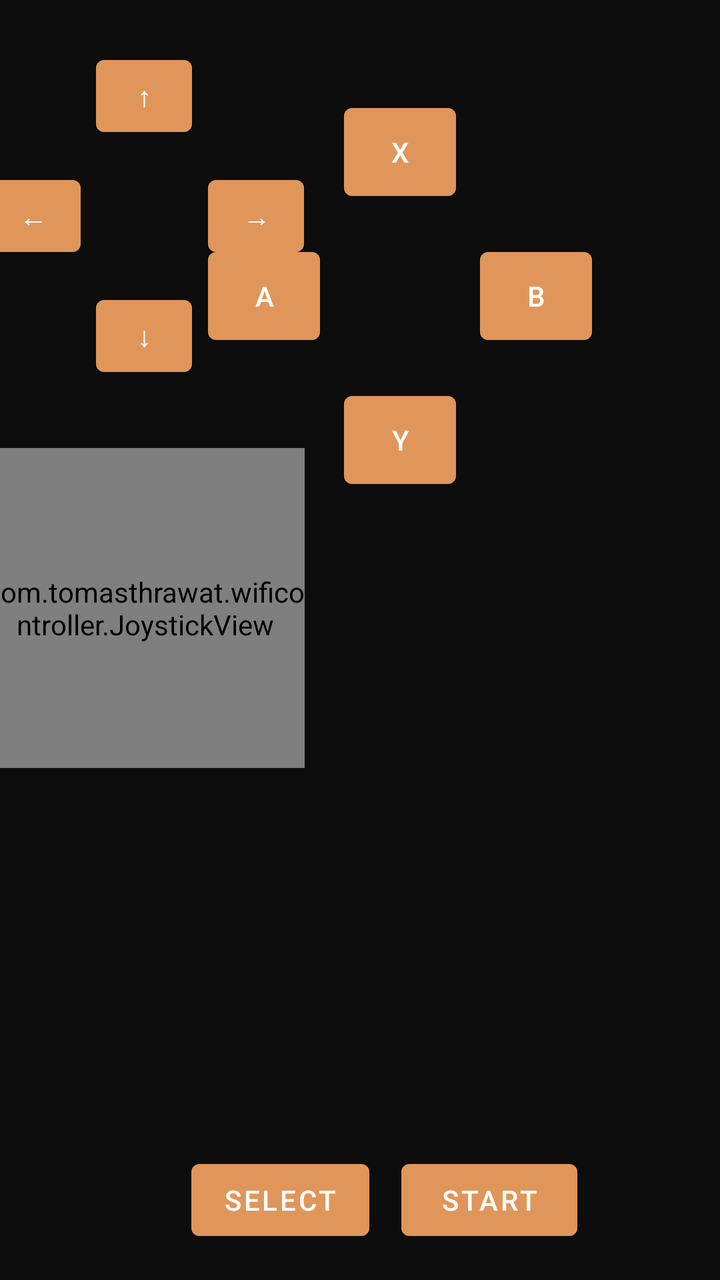
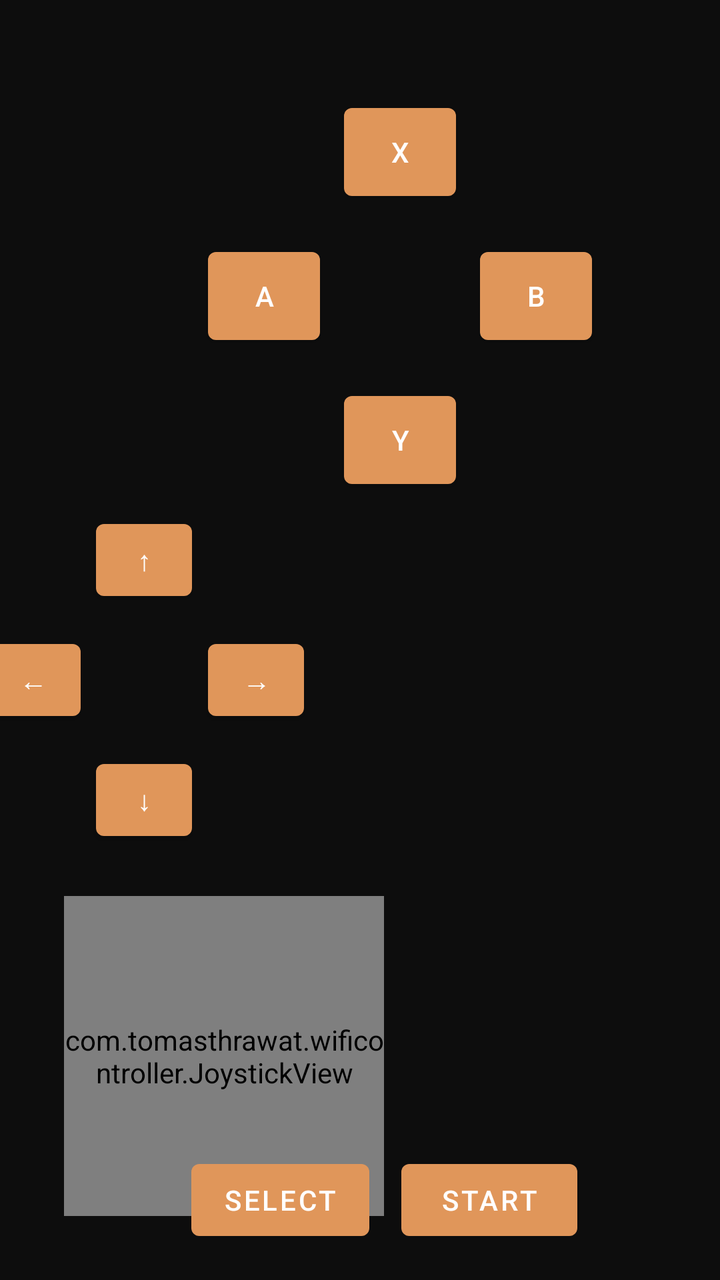

An Android layout rendered at two revisions. The XML below is the earlier revision; the diff shows what the commit changed to produce the second picture.
<!-- AndroidManifest.xml: application theme Theme.WifiController -->
<!-- res/layout/activity_controller.xml -->
<?xml version="1.0" encoding="utf-8"?>
<androidx.constraintlayout.widget.ConstraintLayout xmlns:android="http://schemas.android.com/apk/res/android"
    xmlns:app="http://schemas.android.com/apk/res-auto"
    android:layout_width="match_parent"
    android:layout_height="match_parent"
    android:layoutDirection="ltr"
    android:background="#0D0D0D">

    
    <Button
        android:id="@+id/btnUp"
        android:layout_width="48dp"
        android:layout_height="48dp"
        android:text="@string/dpad_up"
        app:layout_constraintLeft_toLeftOf="parent"
        app:layout_constraintTop_toTopOf="parent"
        android:layout_marginStart="48dp"
        android:layout_marginTop="24dp" />

    <Button
        android:id="@+id/btnDown"
        android:layout_width="48dp"
        android:layout_height="48dp"
        android:text="@string/dpad_down"
        app:layout_constraintLeft_toLeftOf="@id/btnUp"
        app:layout_constraintTop_toBottomOf="@id/btnUp"
        android:layout_marginTop="72dp" />

    <Button
        android:id="@+id/btnLeft"
        android:layout_width="48dp"
        android:layout_height="48dp"
        android:text="@string/dpad_left"
        app:layout_constraintRight_toLeftOf="@id/btnUp"
        app:layout_constraintTop_toTopOf="@id/btnUp"
        app:layout_constraintBottom_toBottomOf="@id/btnDown"
        android:layout_marginEnd="8dp" />

    <Button
        android:id="@+id/btnRight"
        android:layout_width="48dp"
        android:layout_height="48dp"
        android:text="@string/dpad_right"
        app:layout_constraintLeft_toRightOf="@id/btnUp"
        app:layout_constraintTop_toTopOf="@id/btnUp"
        app:layout_constraintBottom_toBottomOf="@id/btnDown"
        android:layout_marginStart="8dp" />

    
    <com.tomasthrawat.wificontroller.JoystickView
        android:id="@+id/joystick"
        android:layout_width="160dp"
        android:layout_height="160dp"
        app:layout_constraintLeft_toLeftOf="@id/btnLeft"
        app:layout_constraintTop_toBottomOf="@id/btnDown"
        android:layout_marginTop="32dp" />

    
    <Button
        android:id="@+id/btnB"
        android:layout_width="56dp"
        android:layout_height="56dp"
        android:text="B"
        app:layout_constraintRight_toRightOf="parent"
        app:layout_constraintTop_toTopOf="parent"
        android:layout_marginEnd="64dp"
        android:layout_marginTop="120dp" />

    <Button
        android:id="@+id/btnA"
        android:layout_width="56dp"
        android:layout_height="56dp"
        android:text="A"
        app:layout_constraintRight_toLeftOf="@id/btnB"
        app:layout_constraintTop_toTopOf="@id/btnB"
        app:layout_constraintBottom_toBottomOf="@id/btnB"
        android:layout_marginEnd="80dp" />

    <Button
        android:id="@+id/btnX"
        android:layout_width="56dp"
        android:layout_height="56dp"
        android:text="X"
        app:layout_constraintLeft_toLeftOf="@id/btnA"
        app:layout_constraintRight_toRightOf="@id/btnB"
        app:layout_constraintBottom_toTopOf="@id/btnA"
        android:layout_marginBottom="16dp" />

    <Button
        android:id="@+id/btnY"
        android:layout_width="56dp"
        android:layout_height="56dp"
        android:text="Y"
        app:layout_constraintLeft_toLeftOf="@id/btnA"
        app:layout_constraintRight_toRightOf="@id/btnB"
        app:layout_constraintTop_toBottomOf="@id/btnA"
        android:layout_marginTop="16dp" />

    
    <Button
        android:id="@+id/btnSelect"
        android:layout_width="wrap_content"
        android:layout_height="wrap_content"
        android:text="@string/select"
        app:layout_constraintLeft_toLeftOf="parent"
        app:layout_constraintRight_toRightOf="parent"
        app:layout_constraintBottom_toBottomOf="parent"
        android:layout_marginBottom="16dp"
        android:layout_marginEnd="80dp" />

    <Button
        android:id="@+id/btnStart"
        android:layout_width="wrap_content"
        android:layout_height="wrap_content"
        android:text="@string/start"
        app:layout_constraintLeft_toRightOf="@id/btnSelect"
        app:layout_constraintBottom_toBottomOf="@id/btnSelect"
        android:layout_marginStart="16dp" />

</androidx.constraintlayout.widget.ConstraintLayout>
<!-- resources referenced by this layout -->
<resources>
  <string name="dpad_down">↓</string>
  <string name="dpad_left">←</string>
  <string name="dpad_right">→</string>
  <string name="dpad_up">↑</string>
  <string name="select">Select</string>
  <string name="start">Start</string>
  <style name="Theme.WifiController" parent="Theme.MaterialComponents.DayNight.NoActionBar">
          <item name="colorPrimary">@color/accent</item>
          <item name="android:windowBackground">@color/background_dark</item>
          <item name="android:statusBarColor">@color/black</item>
      </style>
  <color name="accent">#E0965A</color>
  <color name="background_dark">#0D0D0D</color>
  <color name="black">#000000</color>
</resources>

<!-- the commit's change to res/layout/activity_controller.xml (unified diff, before → after) -->
@@ -7,24 +7,34 @@
     android:background="#0D0D0D">
 
     
+    <com.tomasthrawat.wificontroller.JoystickView
+        android:id="@+id/joystick"
+        android:layout_width="160dp"
+        android:layout_height="160dp"
+        app:layout_constraintLeft_toLeftOf="parent"
+        app:layout_constraintBottom_toBottomOf="parent"
+        android:layout_marginStart="32dp"
+        android:layout_marginBottom="32dp" />
+
+    
+    <Button
+        android:id="@+id/btnDown"
+        android:layout_width="48dp"
+        android:layout_height="48dp"
+        android:text="@string/dpad_down"
+        app:layout_constraintLeft_toLeftOf="parent"
+        app:layout_constraintBottom_toTopOf="@id/joystick"
+        android:layout_marginStart="48dp"
+        android:layout_marginBottom="24dp" />
+
     <Button
         android:id="@+id/btnUp"
         android:layout_width="48dp"
         android:layout_height="48dp"
         android:text="@string/dpad_up"
-        app:layout_constraintLeft_toLeftOf="parent"
-        app:layout_constraintTop_toTopOf="parent"
-        android:layout_marginStart="48dp"
-        android:layout_marginTop="24dp" />
-
-    <Button
-        android:id="@+id/btnDown"
-        android:layout_width="48dp"
-        android:layout_height="48dp"
-        android:text="@string/dpad_down"
-        app:layout_constraintLeft_toLeftOf="@id/btnUp"
-        app:layout_constraintTop_toBottomOf="@id/btnUp"
-        android:layout_marginTop="72dp" />
+        app:layout_constraintLeft_toLeftOf="@id/btnDown"
+        app:layout_constraintBottom_toTopOf="@id/btnDown"
+        android:layout_marginBottom="72dp" />
 
     <Button
         android:id="@+id/btnLeft"
@@ -45,15 +55,6 @@
         app:layout_constraintTop_toTopOf="@id/btnUp"
         app:layout_constraintBottom_toBottomOf="@id/btnDown"
         android:layout_marginStart="8dp" />
-
-    
-    <com.tomasthrawat.wificontroller.JoystickView
-        android:id="@+id/joystick"
-        android:layout_width="160dp"
-        android:layout_height="160dp"
-        app:layout_constraintLeft_toLeftOf="@id/btnLeft"
-        app:layout_constraintTop_toBottomOf="@id/btnDown"
-        android:layout_marginTop="32dp" />
 
     
     <Button
